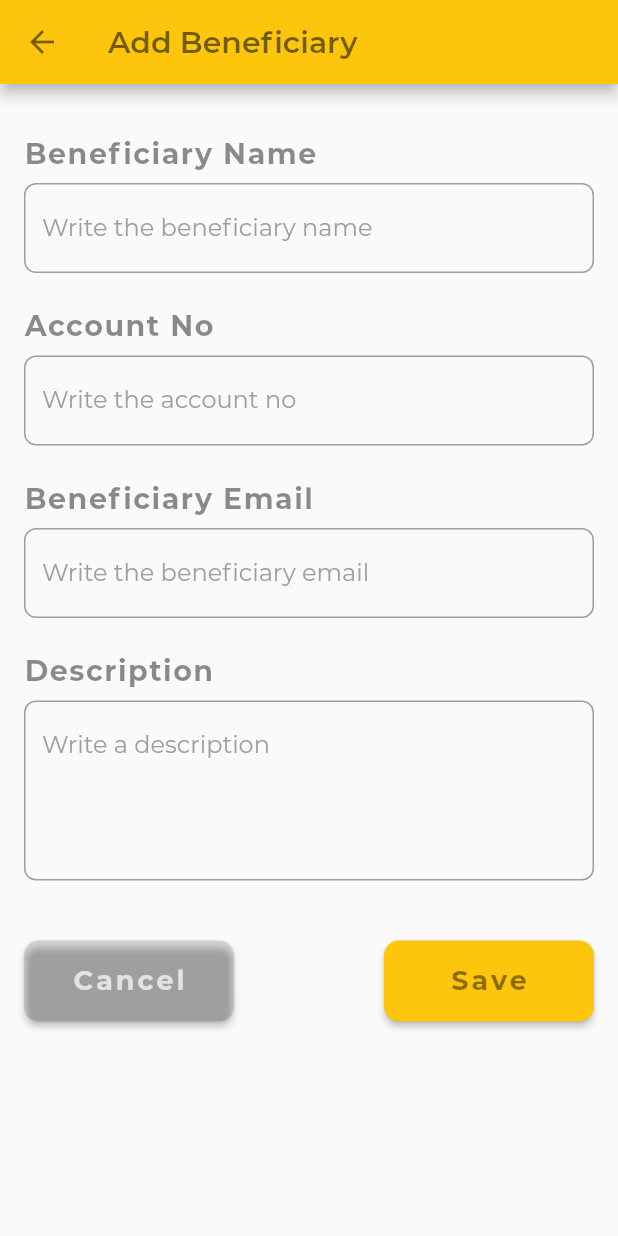
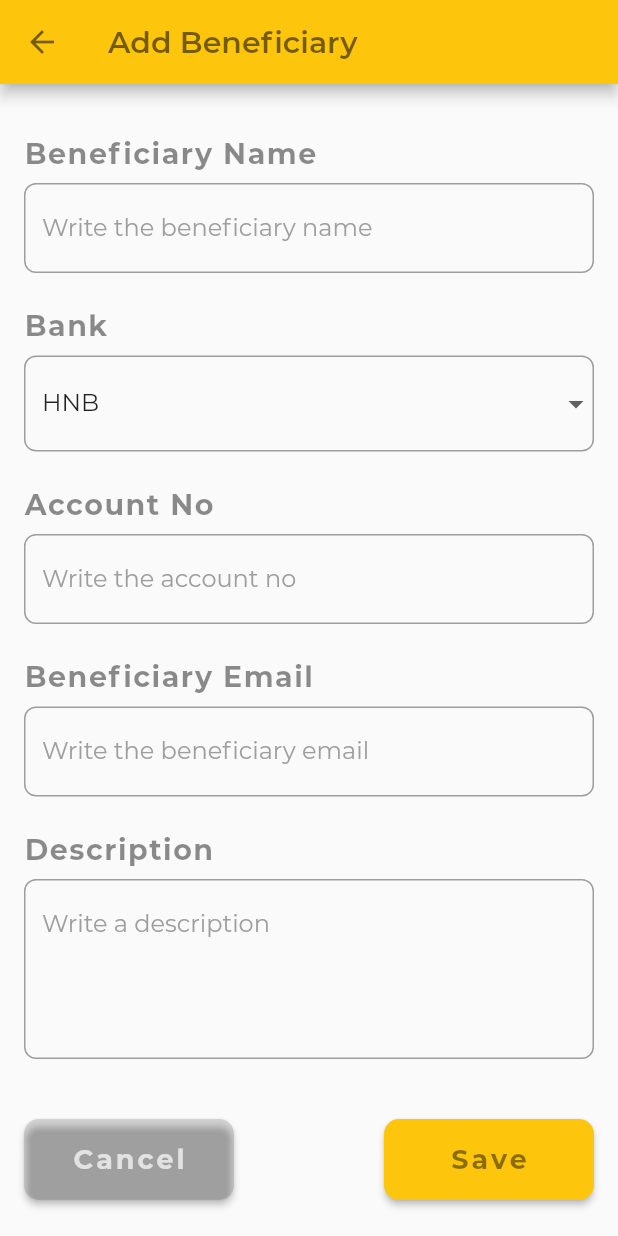
Before and after one commit to User-Experience-Design-SE3050-2021/se3050---uee-2021s2_reg_we_26, a Flutter app: the AddBeneficiaryScreen screen opened directly, on a phone screen of 412 x 824 dp. Run offline on Flutter 3.47's test engine with Material 2 defaults, Android fonts, the phone set to English and light mode, and no system bars; our stand-ins replace cloud_firestore, email_validator, firebase_core; accounts and stored records are empty; project files that could hold a hidden picture were left out.

```diff
--- a/lib/screens/fund_transfer/add_beneficiary_form.dart
+++ b/lib/screens/fund_transfer/add_beneficiary_form.dart
@@ -1,6 +1,5 @@
 import 'package:boc_smart_passbook/custom_form_field.dart';
 import 'package:boc_smart_passbook/validator/fundtransfer_database.dart';
-import 'package:boc_smart_passbook/validator/fundtransfer_validator.dart';
 import 'package:email_validator/email_validator.dart';
 import 'package:flutter/material.dart';
 
@@ -28,8 +27,9 @@ class _AddBeneficiaryFormState extends State<AddBeneficiaryForm> {
   final TextEditingController _accountNoController = TextEditingController();
   final TextEditingController _emailController = TextEditingController();
   final TextEditingController _descriptionController = TextEditingController();
-
+  final List<String> banks = ['BOC','NSB','HNB','COM','HSBC','NDB'];
   String getName = "";
+  String getBank = "";
   String getAccountNo = "";
   String getEmail = "";
   String getDescription = "";
@@ -40,6 +40,7 @@ class _AddBeneficiaryFormState extends State<AddBeneficiaryForm> {
       child: Form(
         key: _addBeneficiaryFormKey,
         child: Column(
+          mainAxisAlignment: MainAxisAlignment.spaceEvenly,
           children: [
             Padding(
               padding: const EdgeInsets.only(left: 16.0,right: 16.0,bottom: 24.0),
@@ -72,6 +73,72 @@ class _AddBeneficiaryFormState extends State<AddBeneficiaryForm> {
                       }
                       getName = value;
                     },
+                  ),
+                  SizedBox(height: 24.0),
+                  const Text(
+                    "Bank",
+                    style: TextStyle(
+                        color: Colors.black45,
+                        fontSize: 19.0,
+                        letterSpacing: 1,
+                        fontWeight: FontWeight.bold
+                    ),
+                  ),
+                  SizedBox(height: 8.0),
+                  DropdownButtonFormField(
+                    decoration: InputDecoration(
+                      labelStyle: TextStyle(color: Colors.yellowAccent),
+                      hintStyle: const TextStyle(
+                          color: Colors.grey
+                      ),
+                      errorStyle: const TextStyle(
+                        color: Colors.redAccent,
+                        fontWeight: FontWeight.bold,
+                      ),
+                      focusedBorder: OutlineInputBorder(
+                          borderRadius: BorderRadius.circular(8.0),
+                          borderSide: const BorderSide(
+                            color: Colors.amberAccent,
+                            width: 2,
+                          )
+                      ),
+                      enabledBorder: OutlineInputBorder(
+                          borderRadius: BorderRadius.circular(8.0),
+                          borderSide: const BorderSide(
+                            color: Colors.grey,
+                          )
+                      ),
+                      errorBorder: OutlineInputBorder(
+                          borderRadius: BorderRadius.circular(8.0),
+                          borderSide: const BorderSide(
+                            color: Colors.redAccent,
+                            width: 2,
+                          )
+                      ),
+                      focusedErrorBorder: OutlineInputBorder(
+                        borderRadius: BorderRadius.circular(8.0),
+                        borderSide: const BorderSide(
+                          color: Colors.redAccent,
+                          width: 2,
+                        ),
+                      ),
+                    ),
+                    onChanged: (val) {
+                      setState(() => getBank = val.toString());
+                    },
+                    value: getBank.isEmpty ? 'HNB' : getBank,
+                    validator: (val) {
+                      if(val == null || val.toString().isEmpty){
+                        return 'This source can not be empty.';
+                      }
+                      getBank = val.toString();
+                    },
+                    items: banks.map((account) {
+                      return DropdownMenuItem(
+                        child: Text(account),
+                        value: account,
+                      );
+                    }).toList(),
                   ),
                   SizedBox(height: 24.0),
                   const Text(
@@ -164,9 +231,9 @@ class _AddBeneficiaryFormState extends State<AddBeneficiaryForm> {
             Padding(
               padding: const EdgeInsets.all(16.0),
               child: Row(
+                mainAxisAlignment: MainAxisAlignment.spaceBetween,
                 children: [
-                  Expanded(
-                    child: Align(
+                  Align(
                     alignment: Alignment.centerLeft,
                     child: SizedBox(
                       width: 140,
@@ -198,7 +265,6 @@ class _AddBeneficiaryFormState extends State<AddBeneficiaryForm> {
                       ),
                     ),
                   ),
-                  ),
                   _isProcessing ?
                   const Padding(
                     padding: EdgeInsets.all(16.0),
@@ -206,8 +272,7 @@ class _AddBeneficiaryFormState extends State<AddBeneficiaryForm> {
                       valueColor: AlwaysStoppedAnimation<Color>(Colors.orangeAccent),
                     ),
                   ) :
-                  Expanded(
-                    child: Align(
+                  Align(
                     alignment: Alignment.centerRight,
                     child: SizedBox(
                       width: 140,
@@ -231,7 +296,7 @@ class _AddBeneficiaryFormState extends State<AddBeneficiaryForm> {
                               setState(() {
                                 _isProcessing = true;
                               });
-                                await FundTransferDatabase.addBeneficiary(name: getName,accountNo: getAccountNo,email: getEmail, description: getDescription);
+                              await FundTransferDatabase.addBeneficiary(name: getName,bank: getBank,accountNo: getAccountNo,email: getEmail, description: getDescription);
                               setState(() {
                                 _isProcessing = false;
                               });
@@ -253,7 +318,6 @@ class _AddBeneficiaryFormState extends State<AddBeneficiaryForm> {
                         ),
                       ),
                     ),
-                    ),
                   )
                 ],
               ),
--- a/lib/screens/fund_transfer/menu.dart
+++ b/lib/screens/fund_transfer/menu.dart
@@ -1,3 +1,4 @@
+import 'package:boc_smart_passbook/screens/fund_transfer/add_o_fund_screen.dart';
 import 'package:boc_smart_passbook/screens/fund_transfer/add_t_fund_screen.dart';
 import 'package:boc_smart_passbook/screens/fund_transfer/beneficiary_list.dart';
 import 'package:firebase_core/firebase_core.dart';
@@ -142,7 +143,7 @@ class FundMenu extends StatelessWidget {
                                       onPressed: (){
                                         Navigator.of(context).push(
                                           MaterialPageRoute(
-                                            builder: (context) => const FundMenu(),
+                                            builder: (context) => AddOwnAccountScreen(),
                                           ),
                                         );
                                       },
--- a/lib/validator/fundtransfer_database.dart
+++ b/lib/validator/fundtransfer_database.dart
@@ -10,6 +10,7 @@ class FundTransferDatabase {
 
   static Future<void> addBeneficiary({
     required String name,
+    required String bank,
     required String accountNo,
     required String email,
     required String description,
@@ -18,6 +19,7 @@ class FundTransferDatabase {
 
     Map<String,dynamic> data = <String, dynamic>{
       "name" : name,
+      "bank" : bank,
       "accountNo" : accountNo,
       "email" : email,
       "description" : description,
```
Also changed, not shown: lib/screens/fund_transfer/add_o_fund_form.dart (added, +343 -0 lines), lib/screens/fund_transfer/add_o_fund_screen.dart (added, +44 -0 lines), lib/screens/fund_transfer/beneficiary_list_view.dart (+15 -4 lines). Lines whose indentation alone changed are shown as unchanged.
